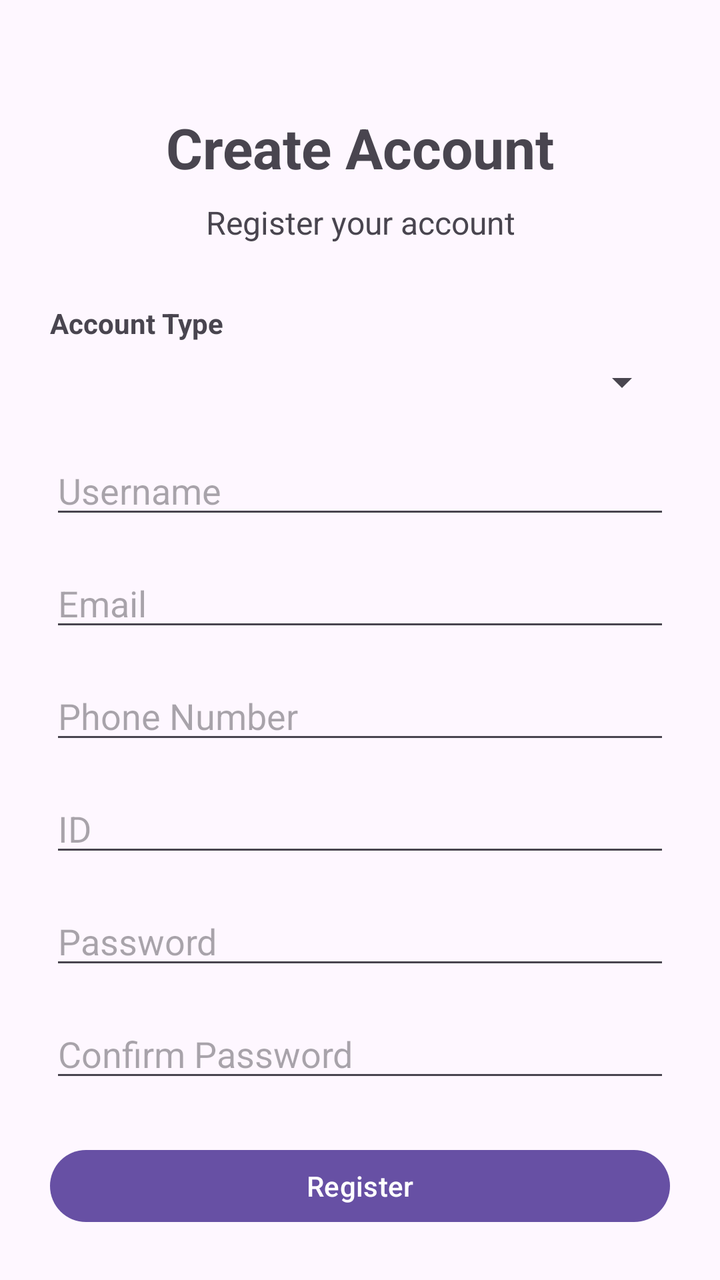
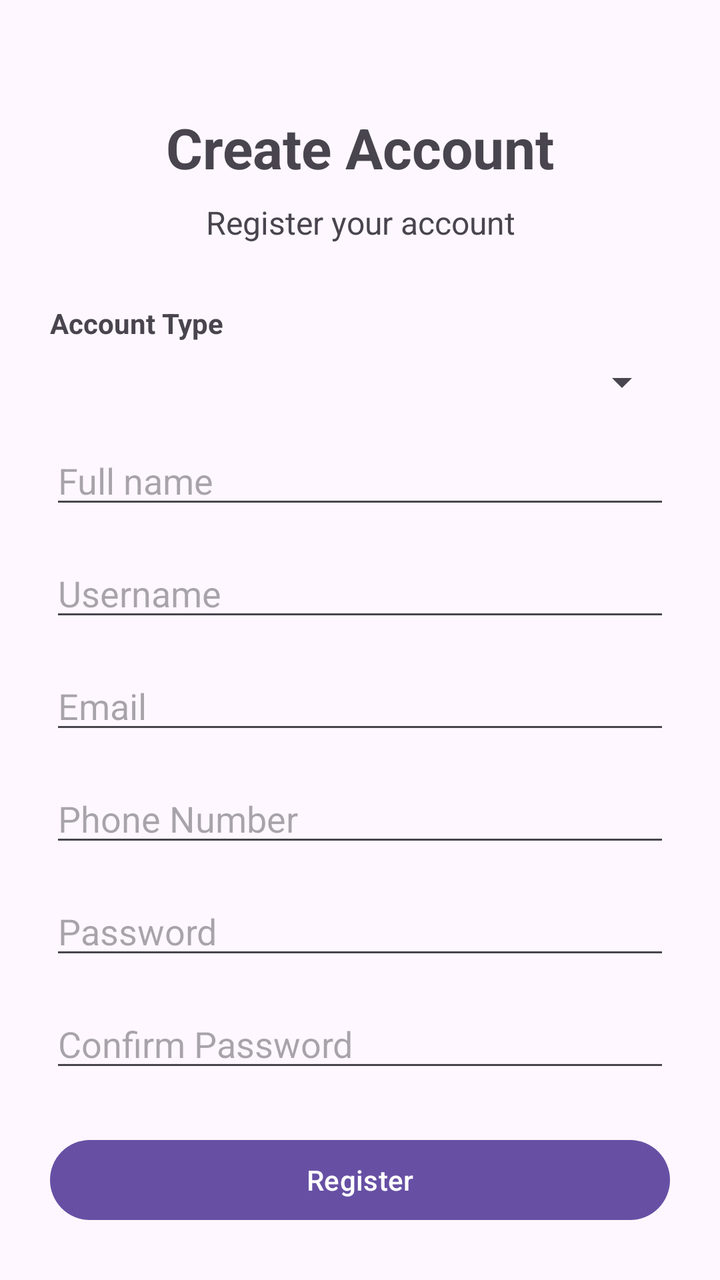

Compare the two renders of this Android layout. The source of the first and the diff that turns it into the second are given below.
<!-- AndroidManifest.xml: application theme Theme.ISCG7424GroupAssessment -->
<!-- res/layout/activity_register.xml -->
<?xml version="1.0" encoding="utf-8"?>
<androidx.constraintlayout.widget.ConstraintLayout xmlns:android="http://schemas.android.com/apk/res/android"
    xmlns:app="http://schemas.android.com/apk/res-auto"
    xmlns:tools="http://schemas.android.com/tools"
    android:id="@+id/main"
    android:layout_width="match_parent"
    android:layout_height="match_parent"
    tools:context=".Register">

    <LinearLayout
        android:layout_width="match_parent"
        android:layout_height="wrap_content"
        android:orientation="vertical"
        android:padding="25dp">

        <TextView
            android:layout_width="match_parent"
            android:layout_height="wrap_content"
            android:layout_marginTop="30dp"
            android:gravity="center"
            android:text="Create Account"
            android:textSize="28sp"
            android:textStyle="bold" />

        <TextView
            android:layout_width="match_parent"
            android:layout_height="wrap_content"
            android:layout_marginTop="8dp"
            android:gravity="center"
            android:text="Register your account"
            android:textSize="16sp" />

        
        <TextView
            android:layout_width="match_parent"
            android:layout_height="wrap_content"
            android:layout_marginTop="30dp"
            android:text="Account Type"
            android:textStyle="bold" />

        <Spinner
            android:id="@+id/spin_accountType"
            android:layout_width="match_parent"
            android:layout_height="wrap_content"
            android:layout_marginTop="8dp" />

        <EditText
            android:id="@+id/et_name"
            android:layout_width="match_parent"
            android:layout_height="wrap_content"
            android:layout_marginTop="20dp"
            android:hint="Username"
            android:inputType="textPersonName" />

        <EditText
            android:id="@+id/et_email"
            android:layout_width="match_parent"
            android:layout_height="wrap_content"
            android:layout_marginTop="15dp"
            android:hint="Email"
            android:inputType="textEmailAddress" />

        <EditText
            android:id="@+id/et_phone"
            android:layout_width="match_parent"
            android:layout_height="wrap_content"
            android:layout_marginTop="15dp"
            android:hint="Phone Number"
            android:inputType="phone" />

        <EditText
            android:id="@+id/et_id"
            android:layout_width="match_parent"
            android:layout_height="wrap_content"
            android:layout_marginTop="15dp"
            android:hint="ID" />

        <EditText
            android:id="@+id/et_password"
            android:layout_width="match_parent"
            android:layout_height="wrap_content"
            android:layout_marginTop="15dp"
            android:hint="Password"
            android:inputType="textPassword" />

        <EditText
            android:id="@+id/et_confirmPassword"
            android:layout_width="match_parent"
            android:layout_height="wrap_content"
            android:layout_marginTop="15dp"
            android:hint="Confirm Password"
            android:inputType="textPassword" />

        <Button
            android:id="@+id/btn_register"
            android:layout_width="match_parent"
            android:layout_height="wrap_content"
            android:layout_marginTop="25dp"
            android:text="Register" />

        <Button
            android:id="@+id/btn_backLogin"
            android:layout_width="match_parent"
            android:layout_height="wrap_content"
            android:layout_marginTop="10dp"
            android:text="Back to Login" />

    </LinearLayout>

</androidx.constraintlayout.widget.ConstraintLayout>
<!-- resources referenced by this layout -->
<resources>
  <style name="Theme.ISCG7424GroupAssessment" parent="Base.Theme.ISCG7424GroupAssessment" />
  <style name="Base.Theme.ISCG7424GroupAssessment" parent="Theme.Material3.DayNight.NoActionBar">
          
          
      </style>
</resources>

<!-- the commit's change to res/layout/activity_register.xml (unified diff, before → after) -->
@@ -45,10 +45,18 @@
             android:layout_marginTop="8dp" />
 
         <EditText
-            android:id="@+id/et_name"
+            android:id="@+id/et_Fname"
             android:layout_width="match_parent"
             android:layout_height="wrap_content"
-            android:layout_marginTop="20dp"
+            android:layout_marginTop="15dp"
+            android:hint="Full name"
+            android:inputType="textPersonName" />
+
+        <EditText
+            android:id="@+id/et_Uname"
+            android:layout_width="match_parent"
+            android:layout_height="wrap_content"
+            android:layout_marginTop="15dp"
             android:hint="Username"
             android:inputType="textPersonName" />
 
@@ -67,13 +75,6 @@
             android:layout_marginTop="15dp"
             android:hint="Phone Number"
             android:inputType="phone" />
-
-        <EditText
-            android:id="@+id/et_id"
-            android:layout_width="match_parent"
-            android:layout_height="wrap_content"
-            android:layout_marginTop="15dp"
-            android:hint="ID" />
 
         <EditText
             android:id="@+id/et_password"
